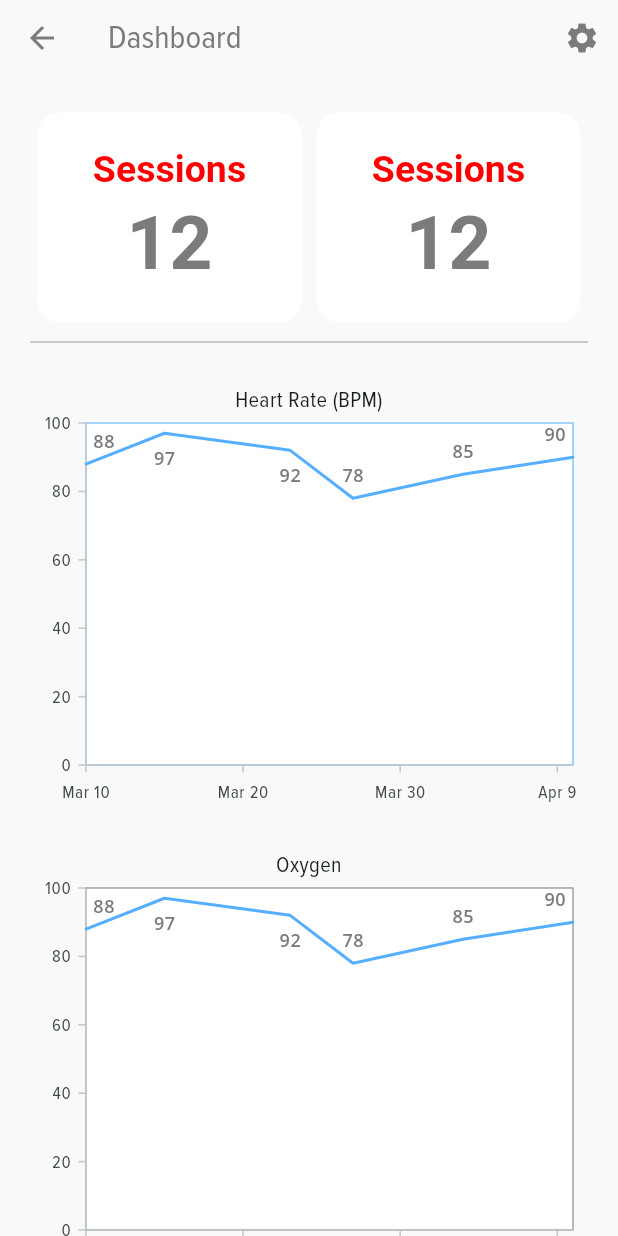
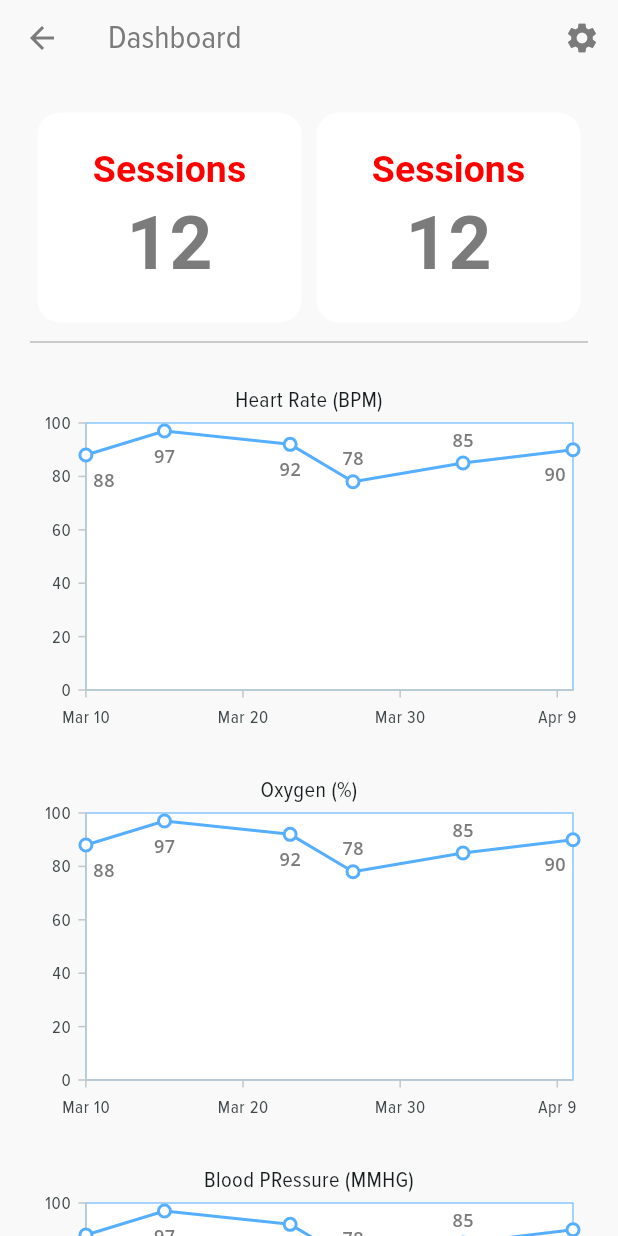
Before and after one commit to kvgarcia1/wecare_uiux_doctor, a Flutter app: the PatientDashboardPage screen opened directly, on a phone screen of 412 x 824 dp. Run offline on Flutter 3.47's test engine with Material 2 defaults, Android fonts, the phone set to English and light mode, and no system bars; our stand-ins replace syncfusion_flutter_charts, unicons.

Commit message:
fixed graphs

```diff
--- a/lib/dashboard.dart
+++ b/lib/dashboard.dart
@@ -129,19 +129,10 @@ class _PatientDashboardPageState extends State<PatientDashboardPage> {
                 indent: 0.0,
                 endIndent: 0.0,
               ),
-              // Align(
-              //   alignment: Alignment.centerLeft,
-              //   child: Text(
-              //     'Charts',
-              //     style: TextStyle(
-              //       color: Color(0xFF4D4D4D),fontSize: 25, fontFamily: 'ProximaNova',fontWeight: FontWeight.w700
-              //     ),
-              //   // textAlign: TextAlign.start,
-              //   // textDirection: TextDirection.ltr,
-              //   ),
-              // ),
               SizedBox(height: 10),
-              SfCartesianChart(
+              SizedBox(
+                height: 250,
+                child: SfCartesianChart(
                   title: ChartTitle(text: 'Heart Rate (BPM)'),
                   legend: Legend(isVisible: false),
                   // margin: EdgeInsets.all(15),
@@ -155,6 +146,7 @@ class _PatientDashboardPageState extends State<PatientDashboardPage> {
                       dataSource: _chartData,
                       xValueMapper: (Data data, _) => data.date,
                       yValueMapper: (Data data, _) => data.value,
+                      markerSettings: MarkerSettings(isVisible: true),
                       dataLabelSettings: DataLabelSettings(isVisible: true, textStyle: TextStyle(color: Color(0xFF7B7B7B), fontSize: 12, fontFamily: 'OpenSans', fontWeight: FontWeight.w600)),
                       enableTooltip: true,
                       color: Color(0xFF56AEFF)
@@ -172,14 +164,17 @@ class _PatientDashboardPageState extends State<PatientDashboardPage> {
                     visibleMaximum: 110,
                     majorGridLines: MajorGridLines(width:0)
                   )
+                )
               ),
               SizedBox(height: 10),
-              SfCartesianChart(
-                title: ChartTitle(text: 'Oxygen'),
+              SizedBox(
+                height: 250,
+                child: SfCartesianChart(
+                  title: ChartTitle(text: 'Oxygen (%)'),
                   legend: Legend(isVisible: false),
                   // margin: EdgeInsets.all(15),
                   // backgroundColor: Colors.blue,
-                plotAreaBorderColor: Color((0xFF7B7B7B)),
+                  plotAreaBorderColor: Color((0xFF56AEFF)),
                   plotAreaBackgroundColor: Colors.white,
                   tooltipBehavior: _tooltipBehavior,
                   zoomPanBehavior: _zoomPanBehavior,
@@ -188,6 +183,7 @@ class _PatientDashboardPageState extends State<PatientDashboardPage> {
                       dataSource: _chartData,
                       xValueMapper: (Data data, _) => data.date,
                       yValueMapper: (Data data, _) => data.value,
+                      markerSettings: MarkerSettings(isVisible: true),
                       dataLabelSettings: DataLabelSettings(isVisible: true, textStyle: TextStyle(color: Color(0xFF7B7B7B), fontSize: 12, fontFamily: 'OpenSans', fontWeight: FontWeight.w600)),
                       enableTooltip: true,
                       color: Color(0xFF56AEFF)
@@ -197,7 +193,7 @@ class _PatientDashboardPageState extends State<PatientDashboardPage> {
                     edgeLabelPlacement: EdgeLabelPlacement.shift,
                     interactiveTooltip: InteractiveTooltip(enable: false),
                     rangePadding: ChartRangePadding.round,
-                  majorGridLines: MajorGridLines(width:0)
+                    majorGridLines: MajorGridLines(width:0),
                   ),
                   primaryYAxis: NumericAxis(
                     interactiveTooltip: InteractiveTooltip(enable: false),
@@ -205,14 +201,17 @@ class _PatientDashboardPageState extends State<PatientDashboardPage> {
                     visibleMaximum: 110,
                     majorGridLines: MajorGridLines(width:0)
                   )
+                )
               ),
               SizedBox(height: 10),
-              SfCartesianChart(
-                title: ChartTitle(text: 'Blood Pressure (MMHG)'),
+              SizedBox(
+                height: 250,
+                child: SfCartesianChart(
+                  title: ChartTitle(text: 'Blood PRessure (MMHG)'),
                   legend: Legend(isVisible: false),
                   // margin: EdgeInsets.all(15),
                   // backgroundColor: Colors.blue,
-                plotAreaBorderColor: Color((0xFF7B7B7B)),
+                  plotAreaBorderColor: Color((0xFF56AEFF)),
                   plotAreaBackgroundColor: Colors.white,
                   tooltipBehavior: _tooltipBehavior,
                   zoomPanBehavior: _zoomPanBehavior,
@@ -221,6 +220,7 @@ class _PatientDashboardPageState extends State<PatientDashboardPage> {
                       dataSource: _chartData,
                       xValueMapper: (Data data, _) => data.date,
                       yValueMapper: (Data data, _) => data.value,
+                      markerSettings: MarkerSettings(isVisible: true),
                       dataLabelSettings: DataLabelSettings(isVisible: true, textStyle: TextStyle(color: Color(0xFF7B7B7B), fontSize: 12, fontFamily: 'OpenSans', fontWeight: FontWeight.w600)),
                       enableTooltip: true,
                       color: Color(0xFF56AEFF)
@@ -230,7 +230,7 @@ class _PatientDashboardPageState extends State<PatientDashboardPage> {
                     edgeLabelPlacement: EdgeLabelPlacement.shift,
                     interactiveTooltip: InteractiveTooltip(enable: false),
                     rangePadding: ChartRangePadding.round,
-                  majorGridLines: MajorGridLines(width:0)
+                    majorGridLines: MajorGridLines(width:0),
                   ),
                   primaryYAxis: NumericAxis(
                     interactiveTooltip: InteractiveTooltip(enable: false),
@@ -238,14 +238,17 @@ class _PatientDashboardPageState extends State<PatientDashboardPage> {
                     visibleMaximum: 110,
                     majorGridLines: MajorGridLines(width:0)
                   )
+                )
               ),
               SizedBox(height: 10),
-              SfCartesianChart(
+              SizedBox(
+                height: 250,
+                child: SfCartesianChart(
                   title: ChartTitle(text: 'Cadence (RPM)'),
                   legend: Legend(isVisible: false),
                   // margin: EdgeInsets.all(15),
                   // backgroundColor: Colors.blue,
-                plotAreaBorderColor: Color((0xFF7B7B7B)),
+                  plotAreaBorderColor: Color((0xFF56AEFF)),
                   plotAreaBackgroundColor: Colors.white,
                   tooltipBehavior: _tooltipBehavior,
                   zoomPanBehavior: _zoomPanBehavior,
@@ -254,6 +257,7 @@ class _PatientDashboardPageState extends State<PatientDashboardPage> {
                       dataSource: _chartData,
                       xValueMapper: (Data data, _) => data.date,
                       yValueMapper: (Data data, _) => data.value,
+                      markerSettings: MarkerSettings(isVisible: true),
                       dataLabelSettings: DataLabelSettings(isVisible: true, textStyle: TextStyle(color: Color(0xFF7B7B7B), fontSize: 12, fontFamily: 'OpenSans', fontWeight: FontWeight.w600)),
                       enableTooltip: true,
                       color: Color(0xFF56AEFF)
@@ -263,7 +267,7 @@ class _PatientDashboardPageState extends State<PatientDashboardPage> {
                     edgeLabelPlacement: EdgeLabelPlacement.shift,
                     interactiveTooltip: InteractiveTooltip(enable: false),
                     rangePadding: ChartRangePadding.round,
-                  majorGridLines: MajorGridLines(width:0)
+                    majorGridLines: MajorGridLines(width:0),
                   ),
                   primaryYAxis: NumericAxis(
                     interactiveTooltip: InteractiveTooltip(enable: false),
@@ -271,14 +275,17 @@ class _PatientDashboardPageState extends State<PatientDashboardPage> {
                     visibleMaximum: 110,
                     majorGridLines: MajorGridLines(width:0)
                   )
+                )
               ),
               SizedBox(height: 10),
-              SfCartesianChart(
+              SizedBox(
+                height: 250,
+                child: SfCartesianChart(
                   title: ChartTitle(text: 'Resistance (units)'),
                   legend: Legend(isVisible: false),
                   // margin: EdgeInsets.all(15),
                   // backgroundColor: Colors.blue,
-                plotAreaBorderColor: Color((0xFF7B7B7B)),
+                  plotAreaBorderColor: Color((0xFF56AEFF)),
                   plotAreaBackgroundColor: Colors.white,
                   tooltipBehavior: _tooltipBehavior,
                   zoomPanBehavior: _zoomPanBehavior,
@@ -287,6 +294,7 @@ class _PatientDashboardPageState extends State<PatientDashboardPage> {
                       dataSource: _chartData,
                       xValueMapper: (Data data, _) => data.date,
                       yValueMapper: (Data data, _) => data.value,
+                      markerSettings: MarkerSettings(isVisible: true),
                       dataLabelSettings: DataLabelSettings(isVisible: true, textStyle: TextStyle(color: Color(0xFF7B7B7B), fontSize: 12, fontFamily: 'OpenSans', fontWeight: FontWeight.w600)),
                       enableTooltip: true,
                       color: Color(0xFF56AEFF)
@@ -296,13 +304,14 @@ class _PatientDashboardPageState extends State<PatientDashboardPage> {
                     edgeLabelPlacement: EdgeLabelPlacement.shift,
                     interactiveTooltip: InteractiveTooltip(enable: false),
                     rangePadding: ChartRangePadding.round,
-                  majorGridLines: MajorGridLines(width:0)
+                    majorGridLines: MajorGridLines(width:0),
                   ),
                   primaryYAxis: NumericAxis(
                     interactiveTooltip: InteractiveTooltip(enable: false),
                     visibleMinimum: 60,
                     visibleMaximum: 110,
                     majorGridLines: MajorGridLines(width:0)
+                  )
                 )
               ),
             ],
```
Also changed, not shown: lib/currentSession.dart (+10 -12 lines), lib/sessionDetailPage.dart (+7 -3 lines). Lines whose indentation alone changed are shown as unchanged.
